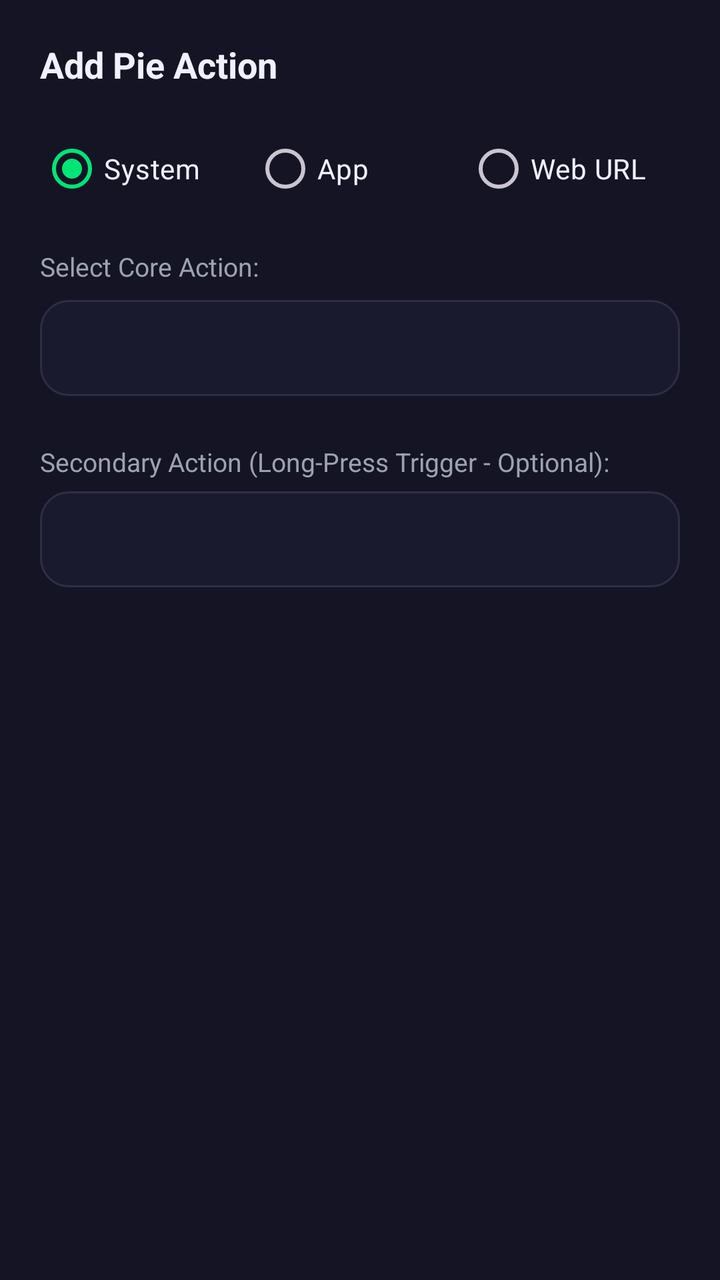
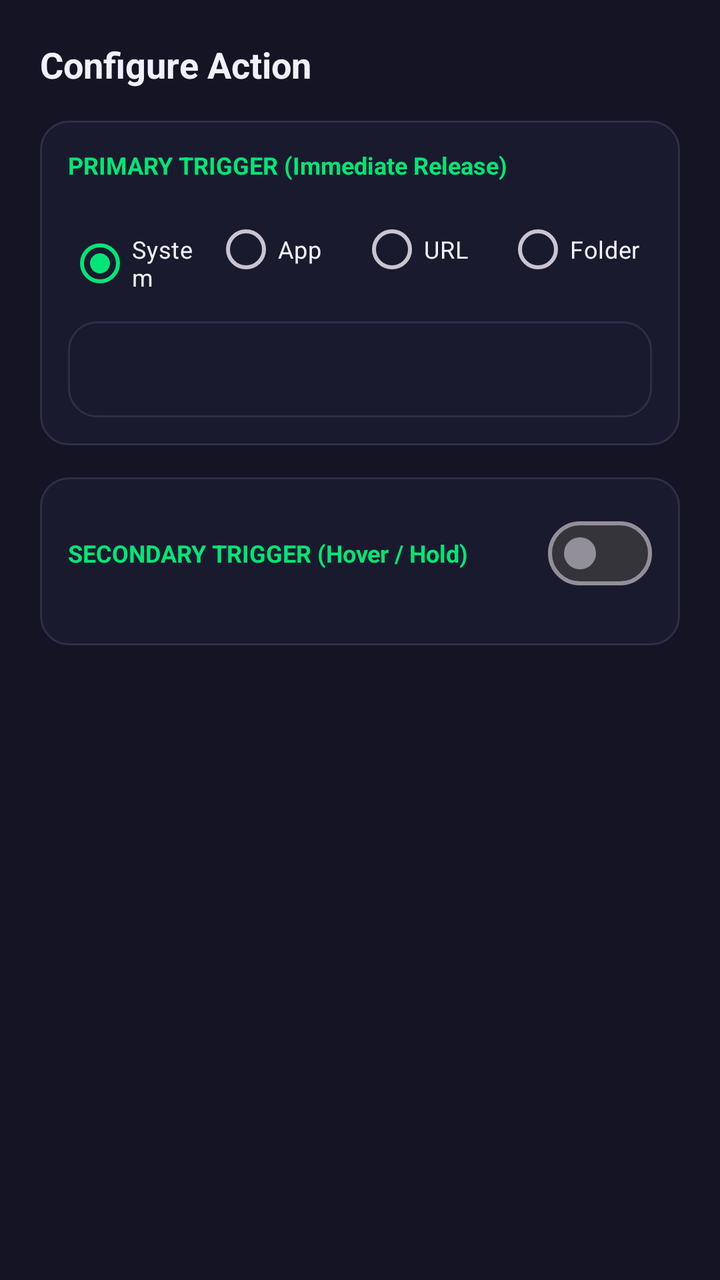

An Android layout rendered at two revisions. The XML below is the earlier revision; the diff shows what the commit changed to produce the second picture.
<!-- AndroidManifest.xml: application theme Theme.PieControl -->
<!-- res/layout/dialog_add_action.xml -->
<?xml version="1.0" encoding="utf-8"?>
<LinearLayout xmlns:android="http://schemas.android.com/apk/res/android"
    android:layout_width="match_parent"
    android:layout_height="wrap_content"
    android:orientation="vertical"
    android:padding="20dp"
    android:background="@color/surface">

    <TextView
        android:id="@+id/tvDialogTitle"
        android:layout_width="wrap_content"
        android:layout_height="wrap_content"
        android:text="Add Pie Action"
        android:textColor="@color/text_primary"
        android:textSize="18sp"
        android:textStyle="bold"
        android:layout_marginBottom="16dp" />

    <RadioGroup
        android:id="@+id/rgActionCategory"
        android:layout_width="match_parent"
        android:layout_height="wrap_content"
        android:orientation="horizontal"
        android:layout_marginBottom="16dp">

        <RadioButton
            android:id="@+id/rbSystem"
            android:layout_width="0dp"
            android:layout_height="wrap_content"
            android:layout_weight="1"
            android:checked="true"
            android:text="System"
            android:textColor="@color/text_primary" />

        <RadioButton
            android:id="@+id/rbApp"
            android:layout_width="0dp"
            android:layout_height="wrap_content"
            android:layout_weight="1"
            android:text="App"
            android:textColor="@color/text_primary" />

        <RadioButton
            android:id="@+id/rbUrl"
            android:layout_width="0dp"
            android:layout_height="wrap_content"
            android:layout_weight="1"
            android:text="Web URL"
            android:textColor="@color/text_primary" />
    </RadioGroup>

    
    <LinearLayout
        android:id="@+id/layoutSystemActions"
        android:layout_width="match_parent"
        android:layout_height="wrap_content"
        android:orientation="vertical">

        <TextView
            android:layout_width="wrap_content"
            android:layout_height="wrap_content"
            android:text="Select Core Action:"
            android:textColor="@color/text_secondary"
            android:textSize="13sp"
            android:layout_marginBottom="8dp" />

        <Spinner
            android:id="@+id/spinnerSystemActions"
            android:layout_width="match_parent"
            android:layout_height="48dp"
            android:background="@drawable/bg_card"
            android:paddingHorizontal="12dp"
            android:layout_marginBottom="16dp" />
    </LinearLayout>

    
    <LinearLayout
        android:id="@+id/layoutAppPicker"
        android:layout_width="match_parent"
        android:layout_height="wrap_content"
        android:orientation="vertical"
        android:visibility="gone">

        <EditText
            android:id="@+id/etSearchApp"
            android:layout_width="match_parent"
            android:layout_height="44dp"
            android:background="@drawable/bg_card"
            android:hint="Search installed apps..."
            android:textColorHint="@color/text_secondary"
            android:textColor="@color/text_primary"
            android:paddingHorizontal="12dp"
            android:textSize="14sp"
            android:layout_marginBottom="8dp" />

        <androidx.recyclerview.widget.RecyclerView
            android:id="@+id/rvAppsList"
            android:layout_width="match_parent"
            android:layout_height="220dp"
            android:layout_marginBottom="16dp" />
    </LinearLayout>

    
    <LinearLayout
        android:id="@+id/layoutUrl"
        android:layout_width="match_parent"
        android:layout_height="wrap_content"
        android:orientation="vertical"
        android:visibility="gone">

        <com.google.android.material.textfield.TextInputLayout
            android:layout_width="match_parent"
            android:layout_height="wrap_content"
            android:hint="Website URL (e.g. https://google.com)"
            android:layout_marginBottom="8dp">

            <com.google.android.material.textfield.TextInputEditText
                android:id="@+id/etWebUrl"
                android:layout_width="match_parent"
                android:layout_height="wrap_content"
                android:inputType="textUri"
                android:textColor="@color/text_primary" />
        </com.google.android.material.textfield.TextInputLayout>

        <com.google.android.material.textfield.TextInputLayout
            android:layout_width="match_parent"
            android:layout_height="wrap_content"
            android:hint="Label / Name (e.g. Google)"
            android:layout_marginBottom="16dp">

            <com.google.android.material.textfield.TextInputEditText
                android:id="@+id/etWebLabel"
                android:layout_width="match_parent"
                android:layout_height="wrap_content"
                android:inputType="text"
                android:textColor="@color/text_primary" />
        </com.google.android.material.textfield.TextInputLayout>
    </LinearLayout>

    
    <TextView
        android:layout_width="wrap_content"
        android:layout_height="wrap_content"
        android:text="Secondary Action (Long-Press Trigger - Optional):"
        android:textColor="@color/text_secondary"
        android:textSize="13sp"
        android:layout_marginTop="8dp"
        android:layout_marginBottom="6dp" />

    <Spinner
        android:id="@+id/spinnerSecondaryAction"
        android:layout_width="match_parent"
        android:layout_height="48dp"
        android:background="@drawable/bg_card"
        android:paddingHorizontal="12dp"
        android:layout_marginBottom="16dp" />

</LinearLayout>
<!-- resources referenced by this layout -->
<resources>
  <color name="surface">#141425</color>
  <color name="text_primary">#F0F0FF</color>
  <color name="text_secondary">#9CA3AF</color>
  <!-- drawable bg_card (drawable) -->
  <?xml version="1.0" encoding="utf-8"?>
  <shape xmlns:android="http://schemas.android.com/apk/res/android"
      android:shape="rectangle">
      <solid android:color="@color/surface_card" />
      <corners android:radius="14dp" />
      <stroke android:width="1dp" android:color="@color/border_subtle" />
  </shape>
  <style name="Theme.PieControl" parent="Theme.Material3.Dark.NoActionBar">
          <item name="android:statusBarColor">@color/background</item>
          <item name="android:navigationBarColor">@color/background</item>
          <item name="android:windowBackground">@color/background</item>
          <item name="colorPrimary">@color/primary</item>
          <item name="colorOnPrimary">@color/on_primary</item>
          <item name="colorSurface">@color/surface</item>
          <item name="colorOnSurface">@color/text_primary</item>
      </style>
  <color name="surface_card">#1A1A2E</color>
  <color name="border_subtle">#2E2E48</color>
  <color name="background">#0D0D1A</color>
  <color name="primary">#00E676</color>
  <color name="on_primary">#0D0D1A</color>
</resources>

<!-- the commit's change to res/layout/dialog_add_action.xml (unified diff, before → after) -->
@@ -1,158 +1,360 @@
 <?xml version="1.0" encoding="utf-8"?>
-<LinearLayout xmlns:android="http://schemas.android.com/apk/res/android"
+<androidx.core.widget.NestedScrollView xmlns:android="http://schemas.android.com/apk/res/android"
+    xmlns:app="http://schemas.android.com/apk/res-auto"
     android:layout_width="match_parent"
     android:layout_height="wrap_content"
-    android:orientation="vertical"
-    android:padding="20dp"
+    android:fillViewport="true"
     android:background="@color/surface">
 
-    <TextView
-        android:id="@+id/tvDialogTitle"
-        android:layout_width="wrap_content"
-        android:layout_height="wrap_content"
-        android:text="Add Pie Action"
-        android:textColor="@color/text_primary"
-        android:textSize="18sp"
-        android:textStyle="bold"
-        android:layout_marginBottom="16dp" />
-
-    <RadioGroup
-        android:id="@+id/rgActionCategory"
-        android:layout_width="match_parent"
-        android:layout_height="wrap_content"
-        android:orientation="horizontal"
-        android:layout_marginBottom="16dp">
-
-        <RadioButton
-            android:id="@+id/rbSystem"
-            android:layout_width="0dp"
-            android:layout_height="wrap_content"
-            android:layout_weight="1"
-            android:checked="true"
-            android:text="System"
-            android:textColor="@color/text_primary" />
-
-        <RadioButton
-            android:id="@+id/rbApp"
-            android:layout_width="0dp"
-            android:layout_height="wrap_content"
-            android:layout_weight="1"
-            android:text="App"
-            android:textColor="@color/text_primary" />
-
-        <RadioButton
-            android:id="@+id/rbUrl"
-            android:layout_width="0dp"
-            android:layout_height="wrap_content"
-            android:layout_weight="1"
-            android:text="Web URL"
-            android:textColor="@color/text_primary" />
-    </RadioGroup>
-
-    
     <LinearLayout
-        android:id="@+id/layoutSystemActions"
-        android:layout_width="match_parent"
-        android:layout_height="wrap_content"
-        android:orientation="vertical">
-
-        <TextView
-            android:layout_width="wrap_content"
-            android:layout_height="wrap_content"
-            android:text="Select Core Action:"
-            android:textColor="@color/text_secondary"
-            android:textSize="13sp"
-            android:layout_marginBottom="8dp" />
-
-        <Spinner
-            android:id="@+id/spinnerSystemActions"
-            android:layout_width="match_parent"
-            android:layout_height="48dp"
-            android:background="@drawable/bg_card"
-            android:paddingHorizontal="12dp"
-            android:layout_marginBottom="16dp" />
-    </LinearLayout>
-
-    
-    <LinearLayout
-        android:id="@+id/layoutAppPicker"
         android:layout_width="match_parent"
         android:layout_height="wrap_content"
         android:orientation="vertical"
-        android:visibility="gone">
-
-        <EditText
-            android:id="@+id/etSearchApp"
-            android:layout_width="match_parent"
-            android:layout_height="44dp"
-            android:background="@drawable/bg_card"
-            android:hint="Search installed apps..."
-            android:textColorHint="@color/text_secondary"
+        android:padding="20dp">
+
+        <TextView
+            android:id="@+id/tvDialogTitle"
+            android:layout_width="wrap_content"
+            android:layout_height="wrap_content"
+            android:text="Configure Action"
             android:textColor="@color/text_primary"
-            android:paddingHorizontal="12dp"
-            android:textSize="14sp"
-            android:layout_marginBottom="8dp" />
-
-        <androidx.recyclerview.widget.RecyclerView
-            android:id="@+id/rvAppsList"
-            android:layout_width="match_parent"
-            android:layout_height="220dp"
+            android:textSize="18sp"
+            android:textStyle="bold"
             android:layout_marginBottom="16dp" />
-    </LinearLayout>
-
-    
-    <LinearLayout
-        android:id="@+id/layoutUrl"
-        android:layout_width="match_parent"
-        android:layout_height="wrap_content"
-        android:orientation="vertical"
-        android:visibility="gone">
-
-        <com.google.android.material.textfield.TextInputLayout
+
+        
+        <LinearLayout
             android:layout_width="match_parent"
             android:layout_height="wrap_content"
-            android:hint="Website URL (e.g. https://google.com)"
-            android:layout_marginBottom="8dp">
-
-            <com.google.android.material.textfield.TextInputEditText
-                android:id="@+id/etWebUrl"
-                android:layout_width="match_parent"
-                android:layout_height="wrap_content"
-                android:inputType="textUri"
-                android:textColor="@color/text_primary" />
-        </com.google.android.material.textfield.TextInputLayout>
-
-        <com.google.android.material.textfield.TextInputLayout
+            android:orientation="vertical"
+            android:background="@drawable/bg_card"
+            android:padding="14dp"
+            android:layout_marginBottom="16dp">
+
+            <TextView
+                android:layout_width="wrap_content"
+                android:layout_height="wrap_content"
+                android:text="PRIMARY TRIGGER (Immediate Release)"
+                android:textColor="@color/primary"
+                android:textSize="12sp"
+                android:textStyle="bold"
+                android:layout_marginBottom="10dp" />
+
+            <RadioGroup
+                android:id="@+id/rgActionCategory"
+                android:layout_width="match_parent"
+                android:layout_height="wrap_content"
+                android:orientation="horizontal"
+                android:layout_marginBottom="12dp">
+
+                <RadioButton
+                    android:id="@+id/rbSystem"
+                    android:layout_width="0dp"
+                    android:layout_height="wrap_content"
+                    android:layout_weight="1"
+                    android:checked="true"
+                    android:text="System"
+                    android:textSize="12sp"
+                    android:textColor="@color/text_primary" />
+
+                <RadioButton
+                    android:id="@+id/rbApp"
+                    android:layout_width="0dp"
+                    android:layout_height="wrap_content"
+                    android:layout_weight="1"
+                    android:text="App"
+                    android:textSize="12sp"
+                    android:textColor="@color/text_primary" />
+
+                <RadioButton
+                    android:id="@+id/rbUrl"
+                    android:layout_width="0dp"
+                    android:layout_height="wrap_content"
+                    android:layout_weight="1"
+                    android:text="URL"
+                    android:textSize="12sp"
+                    android:textColor="@color/text_primary" />
+
+                <RadioButton
+                    android:id="@+id/rbFolder"
+                    android:layout_width="0dp"
+                    android:layout_height="wrap_content"
+                    android:layout_weight="1"
+                    android:text="Folder"
+                    android:textSize="12sp"
+                    android:textColor="@color/text_primary" />
+            </RadioGroup>
+
+            
+            <LinearLayout
+                android:id="@+id/layoutSystemActions"
+                android:layout_width="match_parent"
+                android:layout_height="wrap_content"
+                android:orientation="vertical">
+
+                <Spinner
+                    android:id="@+id/spinnerSystemActions"
+                    android:layout_width="match_parent"
+                    android:layout_height="48dp"
+                    android:background="@drawable/bg_card"
+                    android:paddingHorizontal="12dp" />
+            </LinearLayout>
+
+            
+            <LinearLayout
+                android:id="@+id/layoutAppPicker"
+                android:layout_width="match_parent"
+                android:layout_height="wrap_content"
+                android:orientation="vertical"
+                android:visibility="gone">
+
+                <EditText
+                    android:id="@+id/etSearchApp"
+                    android:layout_width="match_parent"
+                    android:layout_height="44dp"
+                    android:background="@drawable/bg_card"
+                    android:hint="Search installed apps..."
+                    android:textColorHint="@color/text_secondary"
+                    android:textColor="@color/text_primary"
+                    android:paddingHorizontal="12dp"
+                    android:textSize="14sp"
+                    android:layout_marginBottom="8dp" />
+
+                <androidx.recyclerview.widget.RecyclerView
+                    android:id="@+id/rvAppsList"
+                    android:layout_width="match_parent"
+                    android:layout_height="180dp" />
+            </LinearLayout>
+
+            
+            <LinearLayout
+                android:id="@+id/layoutUrl"
+                android:layout_width="match_parent"
+                android:layout_height="wrap_content"
+                android:orientation="vertical"
+                android:visibility="gone">
+
+                <EditText
+                    android:id="@+id/etWebUrl"
+                    android:layout_width="match_parent"
+                    android:layout_height="44dp"
+                    android:background="@drawable/bg_card"
+                    android:hint="https://example.com"
+                    android:textColorHint="@color/text_secondary"
+                    android:textColor="@color/text_primary"
+                    android:paddingHorizontal="12dp"
+                    android:textSize="14sp"
+                    android:inputType="textUri"
+                    android:layout_marginBottom="8dp" />
+
+                <EditText
+                    android:id="@+id/etWebLabel"
+                    android:layout_width="match_parent"
+                    android:layout_height="44dp"
+                    android:background="@drawable/bg_card"
+                    android:hint="Shortcut Label (e.g. Website)"
+                    android:textColorHint="@color/text_secondary"
+                    android:textColor="@color/text_primary"
+                    android:paddingHorizontal="12dp"
+                    android:textSize="14sp"
+                    android:inputType="text" />
+            </LinearLayout>
+
+            
+            <LinearLayout
+                android:id="@+id/layoutFolderPicker"
+                android:layout_width="match_parent"
+                android:layout_height="wrap_content"
+                android:orientation="vertical"
+                android:visibility="gone">
+
+                <Spinner
+                    android:id="@+id/spinnerPrimaryFolder"
+                    android:layout_width="match_parent"
+                    android:layout_height="48dp"
+                    android:background="@drawable/bg_card"
+                    android:paddingHorizontal="12dp" />
+            </LinearLayout>
+
+        </LinearLayout>
+
+        
+        <LinearLayout
             android:layout_width="match_parent"
             android:layout_height="wrap_content"
-            android:hint="Label / Name (e.g. Google)"
-            android:layout_marginBottom="16dp">
-
-            <com.google.android.material.textfield.TextInputEditText
-                android:id="@+id/etWebLabel"
-                android:layout_width="match_parent"
-                android:layout_height="wrap_content"
-                android:inputType="text"
-                android:textColor="@color/text_primary" />
-        </com.google.android.material.textfield.TextInputLayout>
+            android:orientation="vertical"
+            android:background="@drawable/bg_card"
+            android:padding="14dp">
+
+            <LinearLayout
+                android:layout_width="match_parent"
+                android:layout_height="wrap_content"
+                android:orientation="horizontal"
+                android:gravity="center_vertical"
+                android:layout_marginBottom="8dp">
+
+                <TextView
+                    android:layout_width="0dp"
+                    android:layout_height="wrap_content"
+                    android:layout_weight="1"
+                    android:text="SECONDARY TRIGGER (Hover / Hold)"
+                    android:textColor="@color/primary"
+                    android:textSize="12sp"
+                    android:textStyle="bold" />
+
+                <com.google.android.material.materialswitch.MaterialSwitch
+                    android:id="@+id/switchEnableSecondary"
+                    android:layout_width="wrap_content"
+                    android:layout_height="wrap_content" />
+            </LinearLayout>
+
+            <LinearLayout
+                android:id="@+id/layoutSecondaryContainer"
+                android:layout_width="match_parent"
+                android:layout_height="wrap_content"
+                android:orientation="vertical"
+                android:visibility="gone">
+
+                <RadioGroup
+                    android:id="@+id/rgSecondaryCategory"
+                    android:layout_width="match_parent"
+                    android:layout_height="wrap_content"
+                    android:orientation="horizontal"
+                    android:layout_marginBottom="12dp">
+
+                    <RadioButton
+                        android:id="@+id/rbSecSystem"
+                        android:layout_width="0dp"
+                        android:layout_height="wrap_content"
+                        android:layout_weight="1"
+                        android:checked="true"
+                        android:text="System"
+                        android:textSize="12sp"
+                        android:textColor="@color/text_primary" />
+
+                    <RadioButton
+                        android:id="@+id/rbSecApp"
+                        android:layout_width="0dp"
+                        android:layout_height="wrap_content"
+                        android:layout_weight="1"
+                        android:text="App"
+                        android:textSize="12sp"
+                        android:textColor="@color/text_primary" />
+
+                    <RadioButton
+                        android:id="@+id/rbSecUrl"
+                        android:layout_width="0dp"
+                        android:layout_height="wrap_content"
+                        android:layout_weight="1"
+                        android:text="URL"
+                        android:textSize="12sp"
+                        android:textColor="@color/text_primary" />
+
+                    <RadioButton
+                        android:id="@+id/rbSecFolder"
+                        android:layout_width="0dp"
+                        android:layout_height="wrap_content"
+                        android:layout_weight="1"
+                        android:text="Folder"
+                        android:textSize="12sp"
+                        android:textColor="@color/text_primary" />
+                </RadioGroup>
+
+                
+                <LinearLayout
+                    android:id="@+id/layoutSecSystemActions"
+                    android:layout_width="match_parent"
+                    android:layout_height="wrap_content"
+                    android:orientation="vertical">
+
+                    <Spinner
+                        android:id="@+id/spinnerSecSystemActions"
+                        android:layout_width="match_parent"
+                        android:layout_height="48dp"
+                        android:background="@drawable/bg_card"
+                        android:paddingHorizontal="12dp" />
+                </LinearLayout>
+
+                
+                <LinearLayout
+                    android:id="@+id/layoutSecAppPicker"
+                    android:layout_width="match_parent"
+                    android:layout_height="wrap_content"
+                    android:orientation="vertical"
+                    android:visibility="gone">
+
+                    <EditText
+                        android:id="@+id/etSecSearchApp"
+                        android:layout_width="match_parent"
+                        android:layout_height="44dp"
+                        android:background="@drawable/bg_card"
+                        android:hint="Search apps for secondary..."
+                        android:textColorHint="@color/text_secondary"
+                        android:textColor="@color/text_primary"
+                        android:paddingHorizontal="12dp"
+                        android:textSize="14sp"
+                        android:layout_marginBottom="8dp" />
+
+                    <androidx.recyclerview.widget.RecyclerView
+                        android:id="@+id/rvSecAppsList"
+                        android:layout_width="match_parent"
+                        android:layout_height="180dp" />
+                </LinearLayout>
+
+                
+                <LinearLayout
+                    android:id="@+id/layoutSecUrl"
+                    android:layout_width="match_parent"
+                    android:layout_height="wrap_content"
+                    android:orientation="vertical"
+                    android:visibility="gone">
+
+                    <EditText
+                        android:id="@+id/etSecWebUrl"
+                        android:layout_width="match_parent"
+                        android:layout_height="44dp"
+                        android:background="@drawable/bg_card"
+                        android:hint="https://example.com"
+                        android:textColorHint="@color/text_secondary"
+                        android:textColor="@color/text_primary"
+                        android:paddingHorizontal="12dp"
+                        android:textSize="14sp"
+                        android:inputType="textUri"
+                        android:layout_marginBottom="8dp" />
+
+                    <EditText
+                        android:id="@+id/etSecWebLabel"
+                        android:layout_width="match_parent"
+                        android:layout_height="44dp"
+                        android:background="@drawable/bg_card"
+                        android:hint="Shortcut Label (e.g. Website)"
+                        android:textColorHint="@color/text_secondary"
+                        android:textColor="@color/text_primary"
+                        android:paddingHorizontal="12dp"
+                        android:textSize="14sp"
+                        android:inputType="text" />
+                </LinearLayout>
+
+                
+                <LinearLayout
+                    android:id="@+id/layoutSecFolderPicker"
+                    android:layout_width="match_parent"
+                    android:layout_height="wrap_content"
+                    android:orientation="vertical"
+                    android:visibility="gone">
+
+                    <Spinner
+                        android:id="@+id/spinnerSecFolder"
+                        android:layout_width="match_parent"
+                        android:layout_height="48dp"
+                        android:background="@drawable/bg_card"
+                        android:paddingHorizontal="12dp" />
+                </LinearLayout>
+
+            </LinearLayout>
+
+        </LinearLayout>
+
     </LinearLayout>
 
-    
-    <TextView
-        android:layout_width="wrap_content"
-        android:layout_height="wrap_content"
-        android:text="Secondary Action (Long-Press Trigger - Optional):"
-        android:textColor="@color/text_secondary"
-        android:textSize="13sp"
-        android:layout_marginTop="8dp"
-        android:layout_marginBottom="6dp" />
-
-    <Spinner
-        android:id="@+id/spinnerSecondaryAction"
-        android:layout_width="match_parent"
-        android:layout_height="48dp"
-        android:background="@drawable/bg_card"
-        android:paddingHorizontal="12dp"
-        android:layout_marginBottom="16dp" />
-
-</LinearLayout>
+</androidx.core.widget.NestedScrollView>
